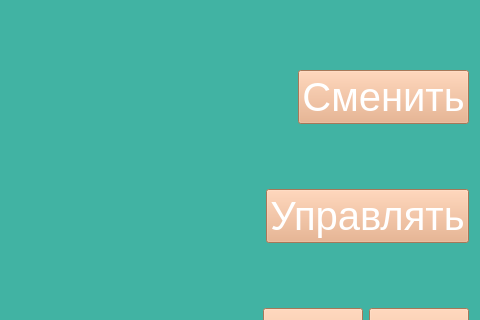
First picture: the form in qt files/MainForm.ui, repository Ha4trueKa4/Qt_Project_VirtualWallet, before the edit; both pictures show x 320 to 800 and y 0 to 320 of the 800 by 600 pixel window.
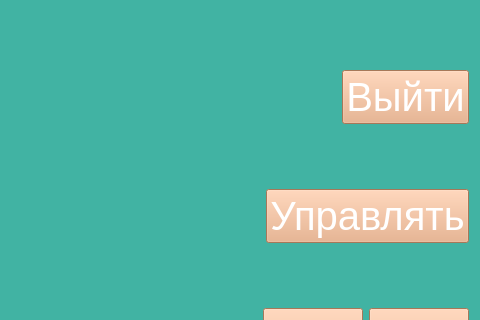
Second picture: the form after the edit.

```diff
--- a/qt files/MainForm.ui
+++ b/qt files/MainForm.ui
@@ -105,7 +105,7 @@
           <string notr="true"/>
          </property>
          <property name="text">
-          <string>Сменить</string>
+          <string>Выйти</string>
          </property>
          <property name="autoRepeat">
           <bool>false</bool>
```
